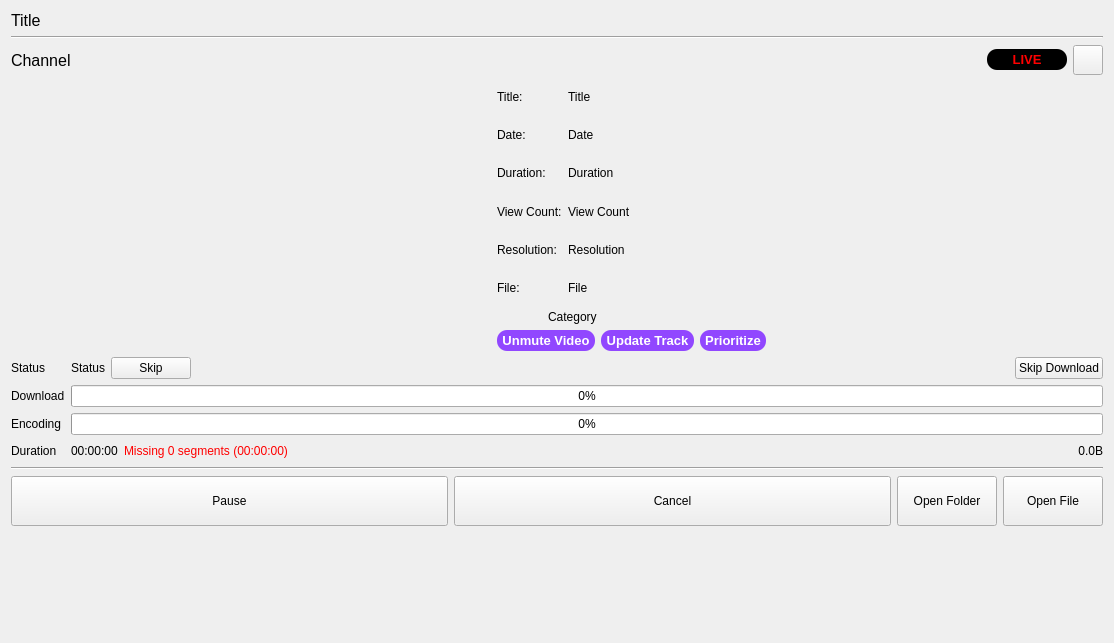
The window that resources/ui/download.ui (devhotteok/TwitchLink) describes before a commit, drawn with Qt 5.
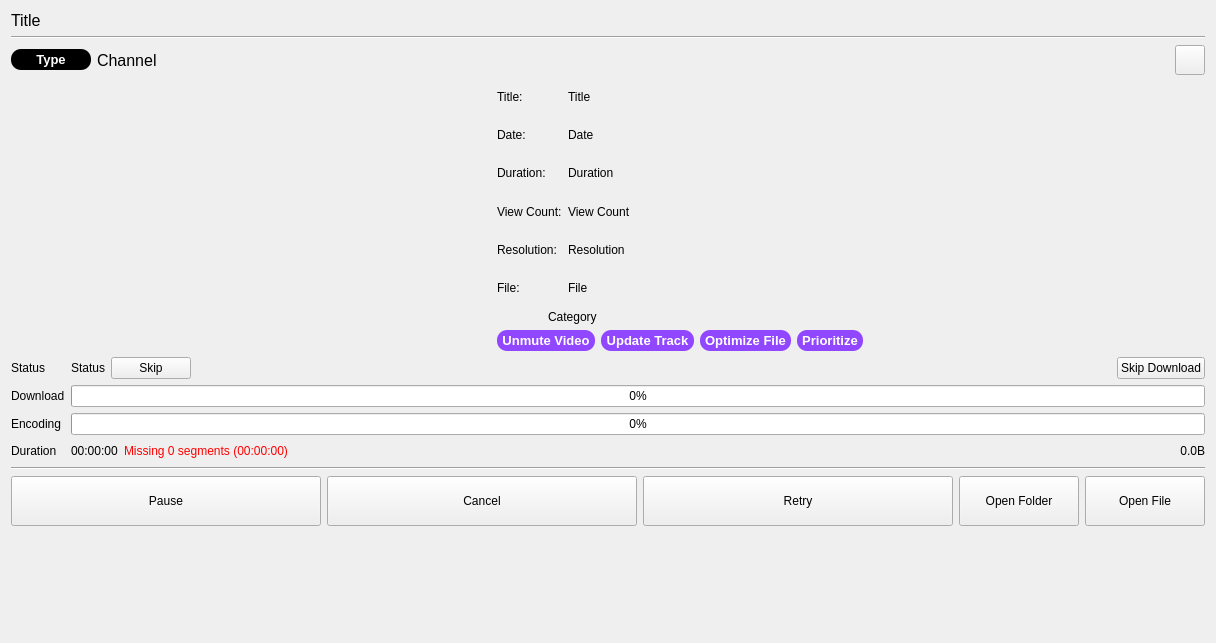
The same window after the commit. Icons and pictures are not drawn.

```diff
--- a/resources/ui/download.ui
+++ b/resources/ui/download.ui
@@ -6,7 +6,7 @@
    <rect>
     <x>0</x>
     <y>0</y>
-    <width>1110</width>
+    <width>1216</width>
     <height>633</height>
    </rect>
   </property>
@@ -16,6 +16,11 @@
     <verstretch>0</verstretch>
    </sizepolicy>
   </property>
+  <property name="font">
+   <font>
+    <pointsize>9</pointsize>
+   </font>
+  </property>
   <property name="locale">
    <locale language="English" country="UnitedStates"/>
   </property>
@@ -23,7 +28,7 @@
    <item>
     <widget class="QLabel" name="window_title">
      <property name="sizePolicy">
-      <sizepolicy hsizetype="Preferred" vsizetype="Fixed">
+      <sizepolicy hsizetype="Ignored" vsizetype="Fixed">
        <horstretch>0</horstretch>
        <verstretch>0</verstretch>
       </sizepolicy>
@@ -67,19 +72,7 @@
        <number>0</number>
       </property>
       <item>
-       <widget class="QLabel" name="user_name">
-        <property name="font">
-         <font>
-          <pointsize>12</pointsize>
-         </font>
-        </property>
-        <property name="text">
-         <string>Channel</string>
-        </property>
-       </widget>
-      </item>
-      <item>
-       <widget class="QWidget" name="liveLabelArea" native="true">
+       <widget class="QWidget" name="videoTypeLabelArea" native="true">
         <property name="sizePolicy">
          <sizepolicy hsizetype="Fixed" vsizetype="Fixed">
           <horstretch>0</horstretch>
@@ -93,11 +86,10 @@
          </size>
         </property>
         <property name="styleSheet">
-         <string notr="true">color: rgb(255, 0, 0);
-background-color: rgb(0, 0, 0);
+         <string notr="true">background-color: rgb(0, 0, 0);
 border-radius: 10px;</string>
         </property>
-        <layout class="QVBoxLayout" name="liveLabelAreaLayout">
+        <layout class="QVBoxLayout" name="videoTypeLabelAreaLayout">
          <property name="leftMargin">
           <number>5</number>
          </property>
@@ -119,8 +111,11 @@
              <bold>true</bold>
             </font>
            </property>
+           <property name="styleSheet">
+            <string notr="true">color: rgb(255, 255, 255);</string>
+           </property>
            <property name="text">
-            <string>LIVE</string>
+            <string>Type</string>
            </property>
            <property name="alignment">
             <set>Qt::AlignCenter</set>
@@ -130,6 +125,24 @@
         </layout>
        </widget>
       </item>
+      <item>
+       <widget class="QLabel" name="channel">
+        <property name="sizePolicy">
+         <sizepolicy hsizetype="Ignored" vsizetype="Preferred">
+          <horstretch>0</horstretch>
+          <verstretch>0</verstretch>
+         </sizepolicy>
+        </property>
+        <property name="font">
+         <font>
+          <pointsize>12</pointsize>
+         </font>
+        </property>
+        <property name="text">
+         <string>Channel</string>
+        </property>
+       </widget>
+      </item>
       <item>
        <widget class="QToolButton" name="openLogsButton">
         <property name="sizePolicy">
@@ -620,6 +633,58 @@
               </layout>
              </widget>
             </item>
+            <item>
+             <widget class="QWidget" name="optimizeFileTag" native="true">
+              <property name="sizePolicy">
+               <sizepolicy hsizetype="Preferred" vsizetype="Fixed">
+                <horstretch>0</horstretch>
+                <verstretch>0</verstretch>
+               </sizepolicy>
+              </property>
+              <property name="minimumSize">
+               <size>
+                <width>0</width>
+                <height>20</height>
+               </size>
+              </property>
+              <property name="styleSheet">
+               <string notr="true">color: rgb(255, 255, 255);
+background-color: rgb(145, 71, 255);
+border-radius: 10px;</string>
+              </property>
+              <layout class="QVBoxLayout" name="optimizeFileTagLayout">
+               <property name="leftMargin">
+                <number>5</number>
+               </property>
+               <property name="topMargin">
+                <number>3</number>
+               </property>
+               <property name="rightMargin">
+                <number>5</number>
+               </property>
+               <property name="bottomMargin">
+                <number>3</number>
+               </property>
+               <item>
+                <widget class="QLabel" name="optimizeFileTagLabel">
+                 <property name="font">
+                  <font>
+                   <pointsize>10</pointsize>
+                   <weight>75</weight>
+                   <bold>true</bold>
+                  </font>
+                 </property>
+                 <property name="text">
+                  <string>Optimize File</string>
+                 </property>
+                 <property name="alignment">
+                  <set>Qt::AlignCenter</set>
+                 </property>
+                </widget>
+               </item>
+              </layout>
+             </widget>
+            </item>
             <item>
              <widget class="QWidget" name="prioritizeTag" native="true">
               <property name="sizePolicy">
@@ -940,6 +1005,23 @@
         </property>
        </widget>
       </item>
+      <item>
+       <widget class="QPushButton" name="retryButton">
+        <property name="sizePolicy">
+         <sizepolicy hsizetype="Expanding" vsizetype="Preferred">
+          <horstretch>0</horstretch>
+          <verstretch>0</verstretch>
+         </sizepolicy>
+        </property>
+        <property name="text">
+         <string>Retry</string>
+        </property>
+        <property name="icon">
+         <iconset>
+          <normaloff>../icons/retry.svg</normaloff>../icons/retry.svg</iconset>
+        </property>
+       </widget>
+      </item>
       <item>
        <widget class="QPushButton" name="openFolderButton">
         <property name="sizePolicy">
@@ -950,7 +1032,7 @@
         </property>
         <property name="minimumSize">
          <size>
-          <width>100</width>
+          <width>120</width>
           <height>0</height>
          </size>
         </property>
@@ -969,7 +1051,7 @@
         </property>
         <property name="minimumSize">
          <size>
-          <width>100</width>
+          <width>120</width>
           <height>0</height>
          </size>
         </property>
```
Left out of the diff: 30 changed lines with no effect on the pictures.
